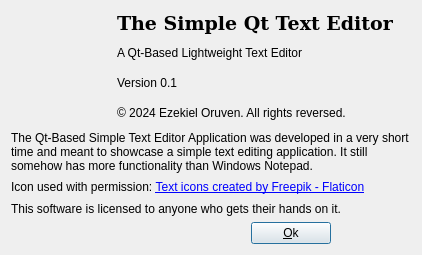
Before: the Qt Designer form aboutdialog.ui in ZekeDragon/SimpleTextEdit, drawn with Qt 5.
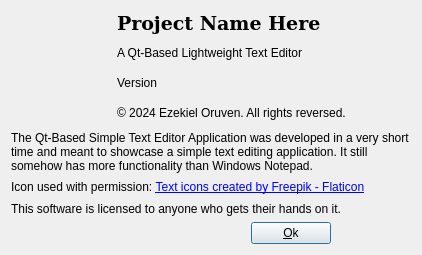
After: the same form once the commit is applied. Icons and pictures are not drawn.

Commit message: Committing 99% Complete Text Editor Clone

Diff of the .ui file:
```diff
--- a/aboutdialog.ui
+++ b/aboutdialog.ui
@@ -47,7 +47,7 @@
           </font>
          </property>
          <property name="text">
-          <string>The Simple Qt Text Editor</string>
+          <string>Project Name Here</string>
          </property>
         </widget>
        </item>
@@ -61,7 +61,7 @@
        <item>
         <widget class="QLabel" name="versionLabel">
          <property name="text">
-          <string>Version 0.1</string>
+          <string>Version</string>
          </property>
         </widget>
        </item>
```
Left out of the diff: 3 changed lines with no effect on the pictures. The commit also changes 20 other files.
